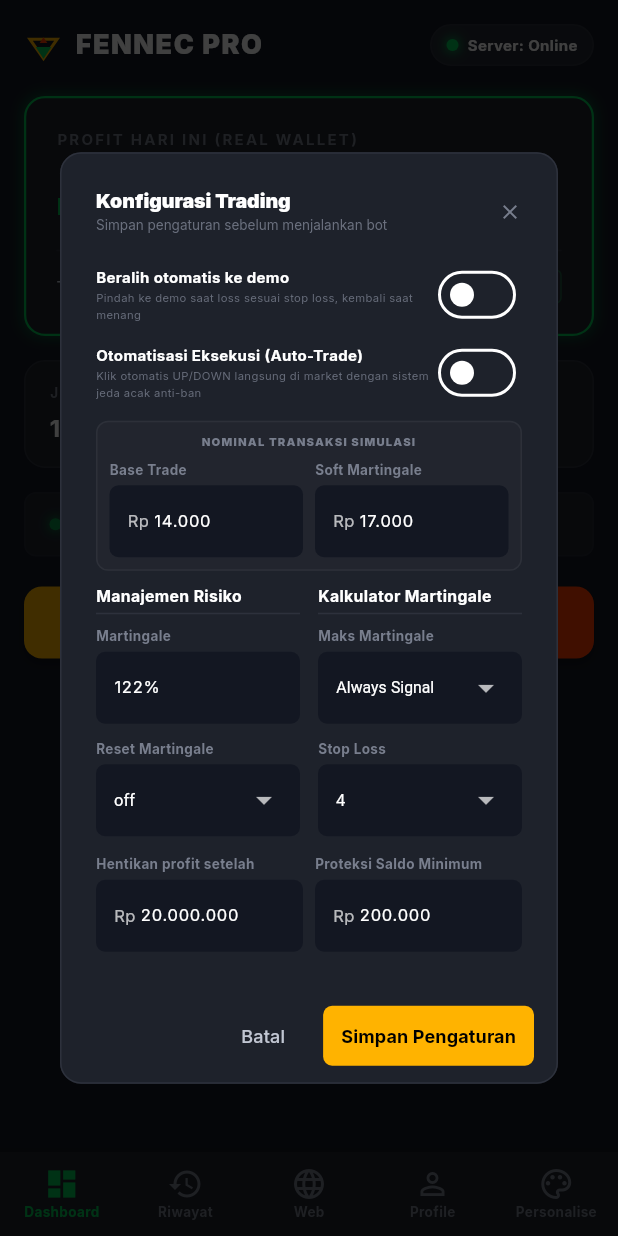
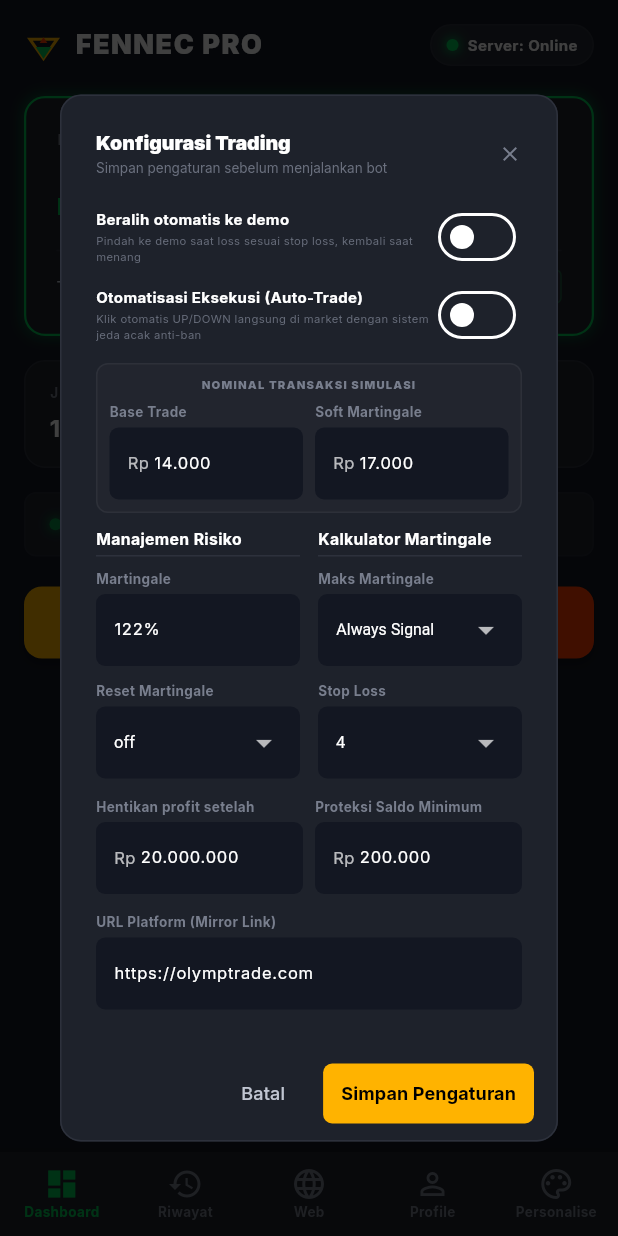
Before and after one commit to Apryn/Fennec_Pro, a Flutter app: the DashboardScreen screen opened directly, after a tap on "KONFIGURASI", on a phone screen of 412 x 824 dp. Run offline on Flutter 3.47's test engine with Material 3 defaults, Android fonts, the phone set to English and light mode, and no system bars; our stand-ins replace google_fonts, webview_flutter.

Commit message:
feat: add configurable mirror URL bypass for blocked regions

```diff
--- a/fennec_pro_mobile/lib/controllers/trading_controller.dart
+++ b/fennec_pro_mobile/lib/controllers/trading_controller.dart
@@ -22,6 +22,7 @@ class TradingController extends ChangeNotifier {
   String _stopLossLimit = "4";
   int _takeProfitLimit = 20000000;
   bool _isDemoWallet = false;
+  String _platformUrl = 'https://olymptrade.com';
 
   // Full Automation & Anti-Ban Security fields
   bool _isAutoTradingActive = false;
@@ -70,6 +71,7 @@ class TradingController extends ChangeNotifier {
   int get currentAccountBalance => _currentAccountBalance;
   String? get lastSignalDirection => _lastSignalDirection;
   int get signalId => _signalId;
+  String get platformUrl => _platformUrl;
 
   Color get activeAccentColor {
     switch (_activeThemeColor) {
@@ -144,6 +146,7 @@ class TradingController extends ChangeNotifier {
     required int takeProfit,
     required bool autoTrading,
     required int minBalance,
+    required String platformUrl,
   }) {
     _baseTrade = base;
     _martingaleTrade = martingale;
@@ -155,6 +158,7 @@ class TradingController extends ChangeNotifier {
     _takeProfitLimit = takeProfit;
     _isAutoTradingActive = autoTrading;
     _minimumBalanceGuard = minBalance;
+    _platformUrl = platformUrl;
 
     // Recalculate next trade sizing
     _nextTrade = _isMartingaleActive ? _martingaleTrade : _baseTrade;
--- a/fennec_pro_mobile/lib/views/dashboard_screen.dart
+++ b/fennec_pro_mobile/lib/views/dashboard_screen.dart
@@ -48,6 +48,7 @@ class _DashboardScreenState extends State<DashboardScreen> with SingleTickerProv
     final multiplierController = TextEditingController(text: '${trading.martingaleMultiplierPercent}%');
     final takeProfitController = TextEditingController(text: formatter.format(trading.takeProfitLimit).trim());
     final minBalanceController = TextEditingController(text: formatter.format(trading.minimumBalanceGuard).trim());
+    final platformUrlController = TextEditingController(text: trading.platformUrl);
 
     bool localAutoDemo = trading.isAutoDemo;
     bool localAutoTrading = trading.isAutoTradingActive;
@@ -443,6 +444,25 @@ class _DashboardScreenState extends State<DashboardScreen> with SingleTickerProv
                           ),
                         ],
                       ),
+                      const SizedBox(height: 12),
+                      const Text(
+                        'URL Platform (Mirror Link)',
+                        style: TextStyle(fontSize: 9, color: CyberTheme.colorTextMuted, fontWeight: FontWeight.bold),
+                      ),
+                      const SizedBox(height: 4),
+                      TextField(
+                        controller: platformUrlController,
+                        keyboardType: TextInputType.url,
+                        style: const TextStyle(fontSize: 11, color: Colors.white),
+                        decoration: InputDecoration(
+                          hintText: 'https://olymptrade.com',
+                          hintStyle: const TextStyle(color: CyberTheme.colorTextMuted, fontSize: 11),
+                          fillColor: const Color(0xFF131722),
+                          filled: true,
+                          contentPadding: const EdgeInsets.symmetric(horizontal: 8, vertical: 8),
+                          border: OutlineInputBorder(borderRadius: BorderRadius.circular(6), borderSide: BorderSide.none),
+                        ),
+                      ),
                     ],
                   ),
                 ),
@@ -460,8 +480,9 @@ class _DashboardScreenState extends State<DashboardScreen> with SingleTickerProv
                     final multiplier = parseFormattedInt(multiplierController.text);
                     final profitHalt = parseFormattedInt(takeProfitController.text);
                     final minBalance = parseFormattedInt(minBalanceController.text);
+                    final platformUrl = platformUrlController.text.trim();
 
-                    if (base > 0 && mart > 0 && multiplier > 0 && profitHalt > 0 && minBalance >= 0) {
+                    if (base > 0 && mart > 0 && multiplier > 0 && profitHalt > 0 && minBalance >= 0 && platformUrl.isNotEmpty) {
                       trading.updateConfig(
                         base: base,
                         martingale: mart,
@@ -473,6 +494,7 @@ class _DashboardScreenState extends State<DashboardScreen> with SingleTickerProv
                         takeProfit: profitHalt,
                         autoTrading: localAutoTrading,
                         minBalance: minBalance,
+                        platformUrl: platformUrl,
                       );
                       Navigator.pop(context);
                     }
--- a/fennec_pro_mobile/lib/views/tabs/web_tab.dart
+++ b/fennec_pro_mobile/lib/views/tabs/web_tab.dart
@@ -15,6 +15,7 @@ class _WebTabState extends State<WebTab> {
   bool _isLoading = true;
   double _loadingProgress = 0.0;
   int _lastExecutedSignalId = 0;
+  String _loadedPlatformUrl = '';
 
   @override
   void initState() {
@@ -23,9 +24,12 @@ class _WebTabState extends State<WebTab> {
     // Add listener to trading state for signal execution
     FennecState.trading.addListener(_onTradingStateChanged);
 
+    _loadedPlatformUrl = FennecState.trading.platformUrl;
+
     // Initialize WebViewController to load Olymp Trade Platform
     _controller = WebViewController()
       ..setJavaScriptMode(JavaScriptMode.unrestricted)
+      ..setUserAgent("Mozilla/5.0 (Linux; Android 13; SM-A205F) AppleWebKit/537.36 (KHTML, like Gecko) Chrome/122.0.3472.0 Mobile Safari/537.36")
       ..setBackgroundColor(CyberTheme.background)
       ..addJavaScriptChannel(
         'FennecBridge',
@@ -77,7 +81,7 @@ class _WebTabState extends State<WebTab> {
           },
         ),
       )
-      ..loadRequest(Uri.parse('https://olymptrade.com/platform'));
+      ..loadRequest(Uri.parse('$_loadedPlatformUrl/platform'));
   }
 
   @override
@@ -88,6 +92,17 @@ class _WebTabState extends State<WebTab> {
 
   void _onTradingStateChanged() {
     final trading = FennecState.trading;
+
+    // Check if the platform URL changed
+    final currentConfigUrl = trading.platformUrl;
+    if (_loadedPlatformUrl != currentConfigUrl) {
+      _loadedPlatformUrl = currentConfigUrl;
+      _controller.loadRequest(Uri.parse('$currentConfigUrl/platform'));
+      if (mounted) {
+        setState(() {});
+      }
+    }
+
     if (trading.isAutoTradingActive && trading.signalId > _lastExecutedSignalId) {
       _lastExecutedSignalId = trading.signalId;
       _executeAutoTrade(trading.lastSignalDirection ?? "UP", trading.nextTrade);
@@ -292,15 +307,15 @@ class _WebTabState extends State<WebTab> {
             borderRadius: BorderRadius.circular(8),
             border: Border.all(color: CyberTheme.borderDark, width: 1.0),
           ),
-          child: const Row(
+          child: Row(
             children: [
-              Icon(Icons.lock, size: 12, color: CyberTheme.neonGreen),
-              SizedBox(width: 8),
+              const Icon(Icons.lock, size: 12, color: CyberTheme.neonGreen),
+              const SizedBox(width: 8),
               Expanded(
                 child: Text(
-                  'https://olymptrade.com/platform',
+                  '${FennecState.trading.platformUrl}/platform',
                   overflow: TextOverflow.ellipsis,
-                  style: TextStyle(fontSize: 11, color: CyberTheme.colorTextSecondary, fontWeight: FontWeight.w500),
+                  style: const TextStyle(fontSize: 11, color: CyberTheme.colorTextSecondary, fontWeight: FontWeight.w500),
                 ),
               ),
             ],
```
Also changed, not shown: 3 other files.
